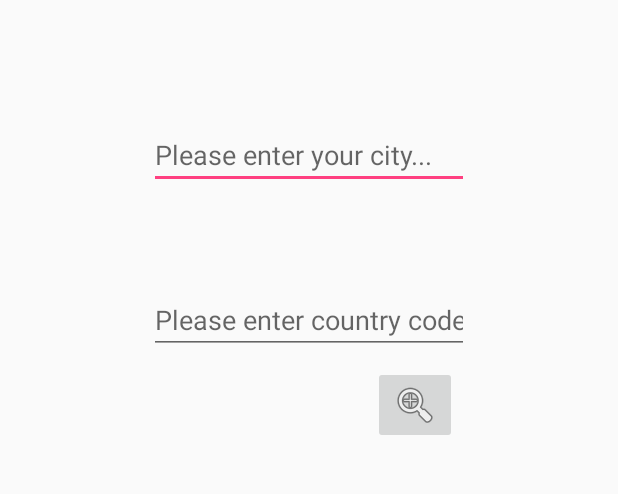
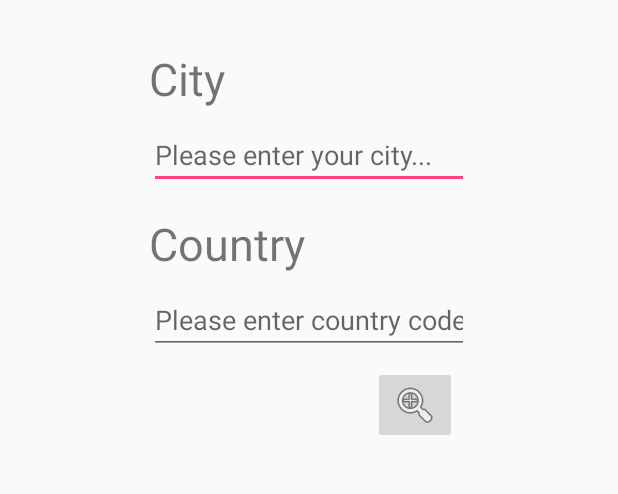
Before and after one commit to napewnoniematson/weather_forecast, an Android app: the screen it shows after launch (MainActivity), on a phone screen of 412 x 824 dp, the part 240-734 px from its top. Run offline under Robolectric (Android 15) with nearby library versions, the phone set to English and light mode, and no system bars.

```diff
--- a/app/src/main/java/com/matsondream/weatherforecast/MainActivity.kt
+++ b/app/src/main/java/com/matsondream/weatherforecast/MainActivity.kt
@@ -2,11 +2,23 @@ package com.matsondream.weatherforecast
 
 import android.support.v7.app.AppCompatActivity
 import android.os.Bundle
+import kotlinx.android.synthetic.main.activity_main.*
 
 class MainActivity : AppCompatActivity() {
 
     override fun onCreate(savedInstanceState: Bundle?) {
         super.onCreate(savedInstanceState)
         setContentView(R.layout.activity_main)
+        initSearchButtonOnClick()
+    }
+
+
+    private fun initSearchButtonOnClick() {
+        searchImgBtn.setOnClickListener {
+            val city = cityET.text.toString()
+            val country = countryET.text.toString()
+
+            println("City: ${city}, country: ${country}")
+        }
     }
 }
--- a/app/src/main/res/layout/activity_main.xml
+++ b/app/src/main/res/layout/activity_main.xml
@@ -12,6 +12,7 @@
         android:layout_width="wrap_content"
         android:layout_height="wrap_content"
         android:layout_marginTop="32dp"
+        android:text="@string/city_tv"
         android:textSize="30dp"
         app:layout_constraintStart_toStartOf="@+id/cityET"
         app:layout_constraintTop_toBottomOf="@+id/mainImgView"
@@ -34,6 +35,7 @@
         android:layout_width="wrap_content"
         android:layout_height="wrap_content"
         android:layout_marginTop="16dp"
+        android:text="@string/country_tv"
         android:textSize="30dp"
         app:layout_constraintStart_toStartOf="@+id/countryET"
         app:layout_constraintTop_toBottomOf="@+id/cityET"
```
